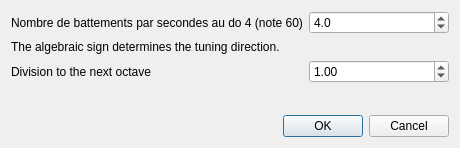
davy7125/polyphone, file sources/editor/tools/celeste_tuning/toolcelestetuning_gui.ui: the form before one commit.
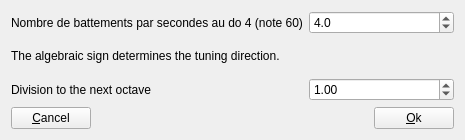
The form after the commit.

Diff of the .ui file:
```diff
--- a/sources/editor/tools/celeste_tuning/toolcelestetuning_gui.ui
+++ b/sources/editor/tools/celeste_tuning/toolcelestetuning_gui.ui
@@ -6,28 +6,56 @@
    <rect>
     <x>0</x>
     <y>0</y>
-    <width>460</width>
-    <height>148</height>
+    <width>465</width>
+    <height>140</height>
    </rect>
   </property>
   <property name="windowTitle">
    <string notr="true">Form</string>
   </property>
   <layout class="QGridLayout" name="gridLayout">
-   <item row="2" column="0" colspan="2">
-    <widget class="QLabel" name="label_4">
+   <item row="0" column="0" colspan="2">
+    <widget class="QLabel" name="label">
      <property name="text">
-      <string>Division to the next octave</string>
+      <string notr="true">Nombre de battements par secondes au do 4 (note 60)</string>
      </property>
     </widget>
    </item>
-   <item row="4" column="1" colspan="2">
-    <widget class="QDialogButtonBox" name="buttonBox">
-     <property name="orientation">
-      <enum>Qt::Horizontal</enum>
-     </property>
-     <property name="standardButtons">
-      <set>QDialogButtonBox::Cancel|QDialogButtonBox::Ok</set>
+   <item row="3" column="0" colspan="3">
+    <layout class="QHBoxLayout" name="horizontalLayout">
+     <item>
+      <widget class="QPushButton" name="pushCancel">
+       <property name="text">
+        <string>&amp;Cancel</string>
+       </property>
+      </widget>
+     </item>
+     <item>
+      <spacer name="horizontalSpacer">
+       <property name="orientation">
+        <enum>Qt::Horizontal</enum>
+       </property>
+       <property name="sizeHint" stdset="0">
+        <size>
+         <width>40</width>
+         <height>20</height>
+        </size>
+       </property>
+      </spacer>
+     </item>
+     <item>
+      <widget class="QPushButton" name="pushOk">
+       <property name="text">
+        <string>&amp;Ok</string>
+       </property>
+      </widget>
+     </item>
+    </layout>
+   </item>
+   <item row="1" column="0" colspan="2">
+    <widget class="QLabel" name="label_2">
+     <property name="text">
+      <string>The algebraic sign determines the tuning direction.</string>
      </property>
     </widget>
    </item>
@@ -47,20 +75,6 @@
      </property>
     </widget>
    </item>
-   <item row="0" column="0" colspan="2">
-    <widget class="QLabel" name="label">
-     <property name="text">
-      <string notr="true">Nombre de battements par secondes au do 4 (note 60)</string>
-     </property>
-    </widget>
-   </item>
-   <item row="1" column="0" colspan="2">
-    <widget class="QLabel" name="label_2">
-     <property name="text">
-      <string>The algebraic sign determines the tuning direction.</string>
-     </property>
-    </widget>
-   </item>
    <item row="0" column="2">
     <widget class="QDoubleSpinBox" name="doubleSpinHerz">
      <property name="decimals">
@@ -77,18 +91,12 @@
      </property>
     </widget>
    </item>
-   <item row="3" column="2">
-    <spacer name="verticalSpacer">
-     <property name="orientation">
-      <enum>Qt::Vertical</enum>
+   <item row="2" column="0" colspan="2">
+    <widget class="QLabel" name="label_4">
+     <property name="text">
+      <string>Division to the next octave</string>
      </property>
-     <property name="sizeHint" stdset="0">
-      <size>
-       <width>20</width>
-       <height>40</height>
-      </size>
-     </property>
-    </spacer>
+    </widget>
    </item>
   </layout>
  </widget>
```
